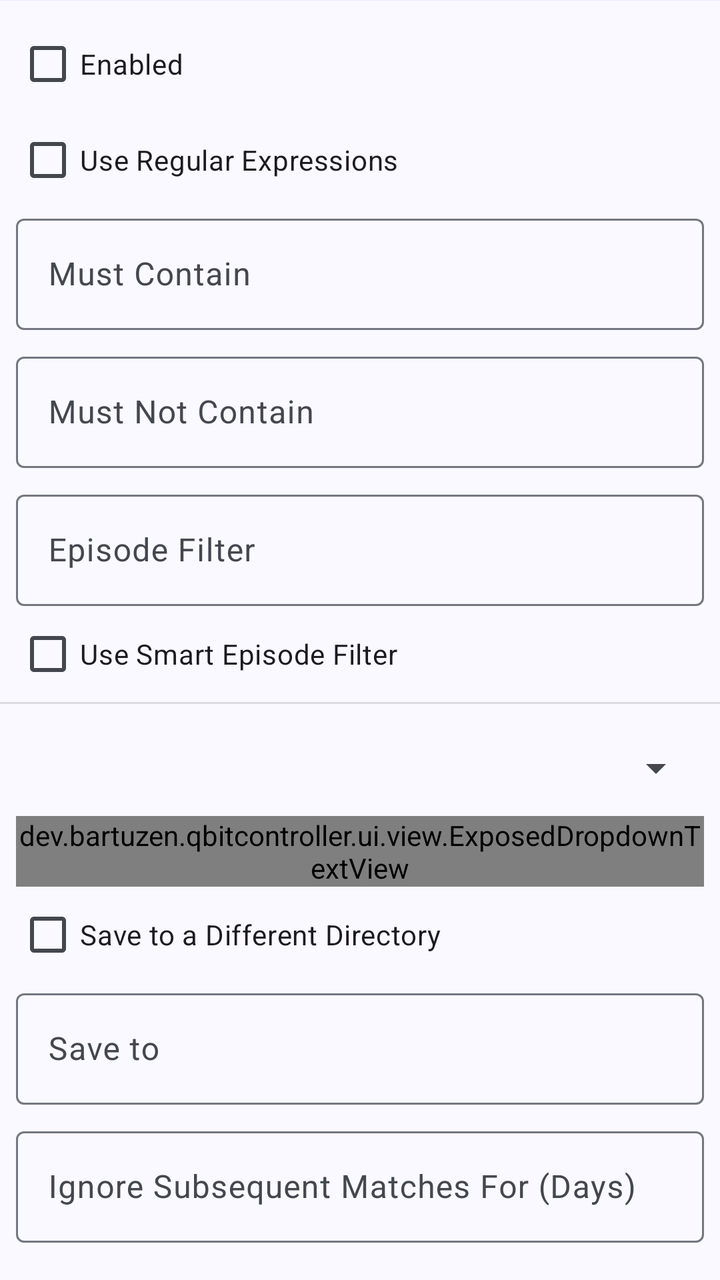
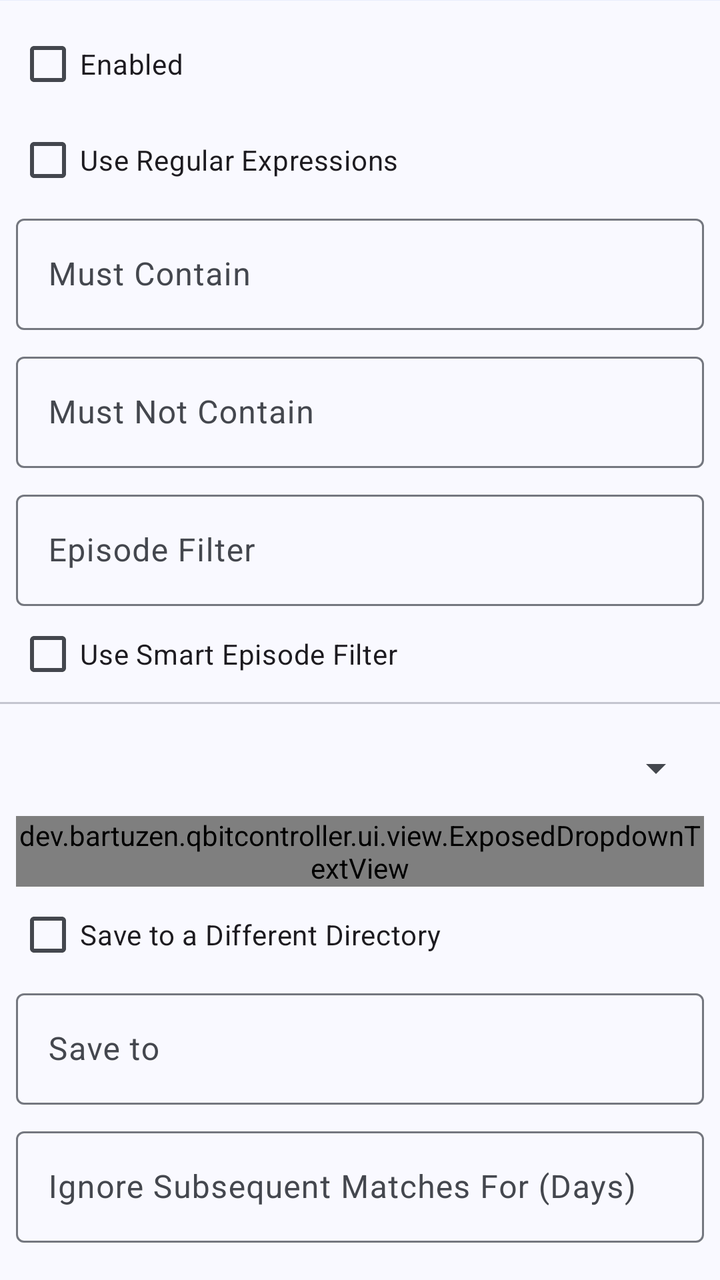

The first picture is an Android layout as it rendered before a commit; the second is the same layout after the commit. The layout source and the unified diff follow.
<!-- AndroidManifest.xml: application theme AppTheme -->
<!-- res/layout/fragment_edit_rss_rule.xml -->
<?xml version="1.0" encoding="utf-8"?>
<androidx.core.widget.NestedScrollView xmlns:android="http://schemas.android.com/apk/res/android"
    xmlns:app="http://schemas.android.com/apk/res-auto"
    android:id="@+id/scroll_view"
    android:layout_width="match_parent"
    android:layout_height="match_parent"
    android:clipToPadding="false">

    <androidx.constraintlayout.widget.ConstraintLayout
        android:layout_width="match_parent"
        android:layout_height="wrap_content">

        <com.google.android.material.progressindicator.LinearProgressIndicator
            android:id="@+id/progress_indicator"
            android:layout_width="0dp"
            android:layout_height="wrap_content"
            android:indeterminate="true"
            app:hideAnimationBehavior="outward"
            app:layout_constraintEnd_toEndOf="parent"
            app:layout_constraintStart_toStartOf="parent"
            app:layout_constraintTop_toTopOf="parent"
            app:showAnimationBehavior="inward" />

        <com.google.android.material.checkbox.MaterialCheckBox
            android:id="@+id/checkbox_enabled"
            android:layout_width="0dp"
            android:layout_height="wrap_content"
            android:layout_marginHorizontal="8dp"
            android:layout_marginTop="8dp"
            android:text="@string/rss_rule_enabled"
            app:layout_constraintEnd_toEndOf="parent"
            app:layout_constraintStart_toStartOf="parent"
            app:layout_constraintTop_toTopOf="parent" />

        <com.google.android.material.checkbox.MaterialCheckBox
            android:id="@+id/checkbox_use_regex"
            android:layout_width="0dp"
            android:layout_height="wrap_content"
            android:layout_marginHorizontal="8dp"
            android:text="@string/rss_rule_use_regular_expressions"
            app:layout_constraintEnd_toEndOf="parent"
            app:layout_constraintStart_toStartOf="parent"
            app:layout_constraintTop_toBottomOf="@id/checkbox_enabled" />

        <com.google.android.material.textfield.TextInputLayout
            android:id="@+id/input_layout_must_contain"
            style="@style/Widget.Material3.TextInputLayout.OutlinedBox"
            android:layout_width="0dp"
            android:layout_height="wrap_content"
            android:layout_marginHorizontal="8dp"
            android:hint="@string/rss_rule_must_contain"
            app:layout_constraintEnd_toEndOf="parent"
            app:layout_constraintStart_toStartOf="parent"
            app:layout_constraintTop_toBottomOf="@id/checkbox_use_regex">

            <com.google.android.material.textfield.TextInputEditText
                android:id="@+id/edit_must_contain"
                android:layout_width="match_parent"
                android:layout_height="wrap_content"
                android:inputType="text" />

        </com.google.android.material.textfield.TextInputLayout>

        <com.google.android.material.textfield.TextInputLayout
            android:id="@+id/input_layout_must_not_contain"
            style="@style/Widget.Material3.TextInputLayout.OutlinedBox"
            android:layout_width="0dp"
            android:layout_height="wrap_content"
            android:layout_marginHorizontal="8dp"
            android:layout_marginTop="8dp"
            android:hint="@string/rss_rule_must_not_contain"
            app:layout_constraintEnd_toEndOf="parent"
            app:layout_constraintStart_toStartOf="parent"
            app:layout_constraintTop_toBottomOf="@id/input_layout_must_contain">

            <com.google.android.material.textfield.TextInputEditText
                android:id="@+id/edit_must_not_contain"
                android:layout_width="match_parent"
                android:layout_height="wrap_content"
                android:inputType="text" />

        </com.google.android.material.textfield.TextInputLayout>

        <com.google.android.material.textfield.TextInputLayout
            android:id="@+id/input_layout_episode_filter"
            style="@style/Widget.Material3.TextInputLayout.OutlinedBox"
            android:layout_width="0dp"
            android:layout_height="wrap_content"
            android:layout_marginHorizontal="8dp"
            android:layout_marginTop="8dp"
            android:hint="@string/rss_rule_episode_filter"
            app:layout_constraintEnd_toEndOf="parent"
            app:layout_constraintStart_toStartOf="parent"
            app:layout_constraintTop_toBottomOf="@id/input_layout_must_not_contain">

            <com.google.android.material.textfield.TextInputEditText
                android:id="@+id/edit_episode_filter"
                android:layout_width="match_parent"
                android:layout_height="wrap_content"
                android:inputType="text" />

        </com.google.android.material.textfield.TextInputLayout>

        <com.google.android.material.checkbox.MaterialCheckBox
            android:id="@+id/checkbox_smart_episode_filter"
            android:layout_width="0dp"
            android:layout_height="wrap_content"
            android:layout_marginHorizontal="8dp"
            android:text="@string/rss_rule_use_smart_episode_filter"
            app:layout_constraintEnd_toEndOf="parent"
            app:layout_constraintStart_toStartOf="parent"
            app:layout_constraintTop_toBottomOf="@id/input_layout_episode_filter" />

        <include
            android:id="@+id/divider"
            layout="@layout/item_divider"
            android:layout_width="0dp"
            android:layout_height="wrap_content"
            app:layout_constraintEnd_toEndOf="parent"
            app:layout_constraintStart_toStartOf="parent"
            app:layout_constraintTop_toBottomOf="@id/checkbox_smart_episode_filter" />

        <com.google.android.material.textfield.TextInputLayout
            android:id="@+id/input_layout_category"
            style="@style/Widget.Material3.TextInputLayout.OutlinedBox.ExposedDropdownMenu"
            android:layout_width="0dp"
            android:layout_height="wrap_content"
            android:layout_marginHorizontal="8dp"
            android:layout_marginTop="8dp"
            android:hint="@string/rss_rule_category"
            app:layout_constraintEnd_toEndOf="parent"
            app:layout_constraintStart_toStartOf="parent"
            app:layout_constraintTop_toBottomOf="@id/divider">

            <dev.bartuzen.qbitcontroller.ui.view.ExposedDropdownTextView
                android:id="@+id/dropdown_category"
                android:layout_width="match_parent"
                android:layout_height="wrap_content" />

        </com.google.android.material.textfield.TextInputLayout>

        <com.google.android.material.checkbox.MaterialCheckBox
            android:id="@+id/checkbox_save_path_enabled"
            android:layout_width="0dp"
            android:layout_height="wrap_content"
            android:layout_marginHorizontal="8dp"
            android:text="@string/rss_rule_save_to_a_different_directory"
            app:layout_constraintEnd_toEndOf="parent"
            app:layout_constraintStart_toStartOf="parent"
            app:layout_constraintTop_toBottomOf="@id/input_layout_category" />

        <com.google.android.material.textfield.TextInputLayout
            android:id="@+id/input_layout_save_path"
            style="@style/Widget.Material3.TextInputLayout.OutlinedBox"
            android:layout_width="0dp"
            android:layout_height="wrap_content"
            android:layout_marginHorizontal="8dp"
            android:hint="@string/rss_rule_save_to"
            app:layout_constraintEnd_toEndOf="parent"
            app:layout_constraintStart_toStartOf="parent"
            app:layout_constraintTop_toBottomOf="@id/checkbox_save_path_enabled">

            <com.google.android.material.textfield.TextInputEditText
                android:id="@+id/edit_save_path"
                android:layout_width="match_parent"
                android:layout_height="wrap_content"
                android:inputType="text" />

        </com.google.android.material.textfield.TextInputLayout>

        <com.google.android.material.textfield.TextInputLayout
            android:id="@+id/input_layout_ignore_days"
            style="@style/Widget.Material3.TextInputLayout.OutlinedBox"
            android:layout_width="0dp"
            android:layout_height="wrap_content"
            android:layout_marginHorizontal="8dp"
            android:layout_marginTop="8dp"
            android:hint="@string/rss_rule_ignore_subsequent_matches_for"
            app:layout_constraintEnd_toEndOf="parent"
            app:layout_constraintStart_toStartOf="parent"
            app:layout_constraintTop_toBottomOf="@id/input_layout_save_path">

            <com.google.android.material.textfield.TextInputEditText
                android:id="@+id/edit_ignore_days"
                android:layout_width="match_parent"
                android:layout_height="wrap_content"
                android:inputType="number" />

        </com.google.android.material.textfield.TextInputLayout>

        <com.google.android.material.textfield.TextInputLayout
            android:id="@+id/input_layout_add_paused"
            style="@style/Widget.Material3.TextInputLayout.OutlinedBox.ExposedDropdownMenu"
            android:layout_width="0dp"
            android:layout_height="wrap_content"
            android:layout_marginHorizontal="8dp"
            android:layout_marginTop="8dp"
            android:hint="@string/rss_rule_add_paused"
            app:layout_constraintEnd_toEndOf="parent"
            app:layout_constraintStart_toStartOf="parent"
            app:layout_constraintTop_toBottomOf="@id/input_layout_ignore_days">

            <dev.bartuzen.qbitcontroller.ui.view.ExposedDropdownTextView
                android:id="@+id/dropdown_add_paused"
                android:layout_width="match_parent"
                android:layout_height="wrap_content" />

        </com.google.android.material.textfield.TextInputLayout>

        <com.google.android.material.textfield.TextInputLayout
            android:id="@+id/input_layout_content_layout"
            style="@style/Widget.Material3.TextInputLayout.OutlinedBox.ExposedDropdownMenu"
            android:layout_width="0dp"
            android:layout_height="wrap_content"
            android:layout_marginHorizontal="8dp"
            android:layout_marginTop="8dp"
            android:hint="@string/rss_rule_torrent_content_layout"
            app:layout_constraintEnd_toEndOf="parent"
            app:layout_constraintStart_toStartOf="parent"
            app:layout_constraintTop_toBottomOf="@id/input_layout_add_paused">

            <dev.bartuzen.qbitcontroller.ui.view.ExposedDropdownTextView
                android:id="@+id/dropdown_content_layout"
                android:layout_width="match_parent"
                android:layout_height="wrap_content" />

        </com.google.android.material.textfield.TextInputLayout>

        <include
            android:id="@+id/divider_2"
            layout="@layout/item_divider"
            android:layout_width="0dp"
            android:layout_height="wrap_content"
            android:layout_marginTop="8dp"
            app:layout_constraintEnd_toEndOf="parent"
            app:layout_constraintStart_toStartOf="parent"
            app:layout_constraintTop_toBottomOf="@id/input_layout_content_layout" />

        <TextView
            android:id="@+id/apply_rule_to_feeds"
            android:layout_width="0dp"
            android:layout_height="wrap_content"
            android:layout_marginHorizontal="8dp"
            android:layout_marginTop="8dp"
            android:text="@string/rss_rule_apply_rule_to_feeds"
            app:layout_constraintEnd_toEndOf="parent"
            app:layout_constraintStart_toStartOf="parent"
            app:layout_constraintTop_toBottomOf="@id/divider_2" />

        <com.google.android.material.card.MaterialCardView
            android:id="@+id/card_feeds"
            style="@style/Widget.Material3.CardView.Outlined"
            android:layout_width="0dp"
            android:layout_height="wrap_content"
            android:layout_marginHorizontal="8dp"
            android:layout_marginTop="8dp"
            app:layout_constraintEnd_toEndOf="parent"
            app:layout_constraintStart_toStartOf="parent"
            app:layout_constraintTop_toBottomOf="@id/apply_rule_to_feeds">

            <LinearLayout
                android:id="@+id/layout_feeds"
                android:layout_width="match_parent"
                android:layout_height="wrap_content"
                android:orientation="vertical"
                android:padding="4dp" />

        </com.google.android.material.card.MaterialCardView>

        <View
            android:layout_width="0dp"
            android:layout_height="8dp"
            android:visibility="invisible"
            app:layout_constraintEnd_toEndOf="parent"
            app:layout_constraintStart_toStartOf="parent"
            app:layout_constraintTop_toBottomOf="@id/card_feeds" />

    </androidx.constraintlayout.widget.ConstraintLayout>

</androidx.core.widget.NestedScrollView>
<!-- res/layout/item_divider.xml (included above) -->
<?xml version="1.0" encoding="utf-8"?>
<View xmlns:android="http://schemas.android.com/apk/res/android"
    android:layout_width="match_parent"
    android:layout_height="1dp"
    android:background="?android:listDivider" />
<!-- resources referenced by this layout -->
<resources>
  <string name="rss_rule_add_paused">Add Paused</string>
  <string name="rss_rule_apply_rule_to_feeds">Apply Rule to Feeds</string>
  <string name="rss_rule_category">Category</string>
  <string name="rss_rule_enabled">Enabled</string>
  <string name="rss_rule_episode_filter">Episode Filter</string>
  <string name="rss_rule_ignore_subsequent_matches_for">Ignore Subsequent Matches For (Days)</string>
  <string name="rss_rule_must_contain">Must Contain</string>
  <string name="rss_rule_must_not_contain">Must Not Contain</string>
  <string name="rss_rule_save_to">Save to</string>
  <string name="rss_rule_save_to_a_different_directory">Save to a Different Directory</string>
  <string name="rss_rule_torrent_content_layout">Torrent Content Layout</string>
  <string name="rss_rule_use_regular_expressions">Use Regular Expressions</string>
  <string name="rss_rule_use_smart_episode_filter">Use Smart Episode Filter</string>
  <style name="AppTheme" parent="AppTheme.Base" />
  <color name="md_theme_primary">#415F91</color>
  <color name="md_theme_onPrimary">#FFFFFF</color>
  <color name="md_theme_primaryContainer">#D6E3FF</color>
  <color name="md_theme_onPrimaryContainer">#001B3E</color>
  <color name="md_theme_secondary">#565F71</color>
  <color name="md_theme_onSecondary">#FFFFFF</color>
  <color name="md_theme_secondaryContainer">#DAE2F9</color>
  <color name="md_theme_onSecondaryContainer">#131C2B</color>
  <color name="md_theme_tertiary">#705575</color>
  <color name="md_theme_onTertiary">#FFFFFF</color>
  <color name="md_theme_tertiaryContainer">#FAD8FD</color>
  <color name="md_theme_onTertiaryContainer">#28132E</color>
  <color name="md_theme_error">#BA1A1A</color>
  <color name="md_theme_onError">#FFFFFF</color>
  <color name="md_theme_errorContainer">#FFDAD6</color>
  <color name="md_theme_onErrorContainer">#410002</color>
  <color name="md_theme_background">#F9F9FF</color>
  <color name="md_theme_onBackground">#191C20</color>
  <color name="md_theme_surface">#F9F9FF</color>
  <color name="md_theme_onSurface">#191C20</color>
  <color name="md_theme_surfaceVariant">#E0E2EC</color>
  <color name="md_theme_onSurfaceVariant">#44474E</color>
  <color name="md_theme_outline">#74777F</color>
  <color name="md_theme_outlineVariant">#C4C6D0</color>
  <color name="md_theme_inverseSurface">#2E3036</color>
  <color name="md_theme_inverseOnSurface">#F0F0F7</color>
  <color name="md_theme_inversePrimary">#AAC7FF</color>
  <color name="md_theme_primaryFixed">#D6E3FF</color>
  <color name="md_theme_onPrimaryFixed">#001B3E</color>
  <color name="md_theme_primaryFixedDim">#AAC7FF</color>
  <color name="md_theme_onPrimaryFixedVariant">#284777</color>
  <color name="md_theme_secondaryFixed">#DAE2F9</color>
  <color name="md_theme_onSecondaryFixed">#131C2B</color>
  <color name="md_theme_secondaryFixedDim">#BEC6DC</color>
  <color name="md_theme_onSecondaryFixedVariant">#3E4759</color>
  <color name="md_theme_tertiaryFixed">#FAD8FD</color>
  <color name="md_theme_onTertiaryFixed">#28132E</color>
  <color name="md_theme_tertiaryFixedDim">#DDBCE0</color>
  <color name="md_theme_onTertiaryFixedVariant">#573E5C</color>
  <color name="md_theme_surfaceDim">#D9D9E0</color>
  <color name="md_theme_surfaceBright">#F9F9FF</color>
  <color name="md_theme_surfaceContainerLowest">#FFFFFF</color>
  <color name="md_theme_surfaceContainerLow">#F3F3FA</color>
  <color name="md_theme_surfaceContainer">#EDEDF4</color>
  <color name="md_theme_surfaceContainerHigh">#E7E8EE</color>
  <color name="md_theme_surfaceContainerHighest">#E2E2E9</color>
  <style name="AppTheme.SnackbarTextViewStyle" parent="Widget.Material3.Snackbar.TextView">
          <item name="android:maxLines">15</item>
      </style>
  <style name="Preference.Material3" parent="@style/Preference.Material">
          <item name="iconSpaceReserved">false</item>
      </style>
  <!-- unchanged entries left out for length: 9 -->
</resources>

<!-- the commit's change to res/layout/fragment_edit_rss_rule.xml (unified diff, before → after) -->
@@ -111,9 +111,8 @@
             app:layout_constraintStart_toStartOf="parent"
             app:layout_constraintTop_toBottomOf="@id/input_layout_episode_filter" />
 
-        <include
+        <com.google.android.material.divider.MaterialDivider
             android:id="@+id/divider"
-            layout="@layout/item_divider"
             android:layout_width="0dp"
             android:layout_height="wrap_content"
             app:layout_constraintEnd_toEndOf="parent"
@@ -226,9 +225,8 @@
 
         </com.google.android.material.textfield.TextInputLayout>
 
-        <include
+        <com.google.android.material.divider.MaterialDivider
             android:id="@+id/divider_2"
-            layout="@layout/item_divider"
             android:layout_width="0dp"
             android:layout_height="wrap_content"
             android:layout_marginTop="8dp"
@@ -278,9 +276,3 @@
     </androidx.constraintlayout.widget.ConstraintLayout>
 
 </androidx.core.widget.NestedScrollView>
-<!-- res/layout/item_divider.xml (included above) -->
-<?xml version="1.0" encoding="utf-8"?>
-<View xmlns:android="http://schemas.android.com/apk/res/android"
-    android:layout_width="match_parent"
-    android:layout_height="1dp"
-    android:background="?android:listDivider" />
